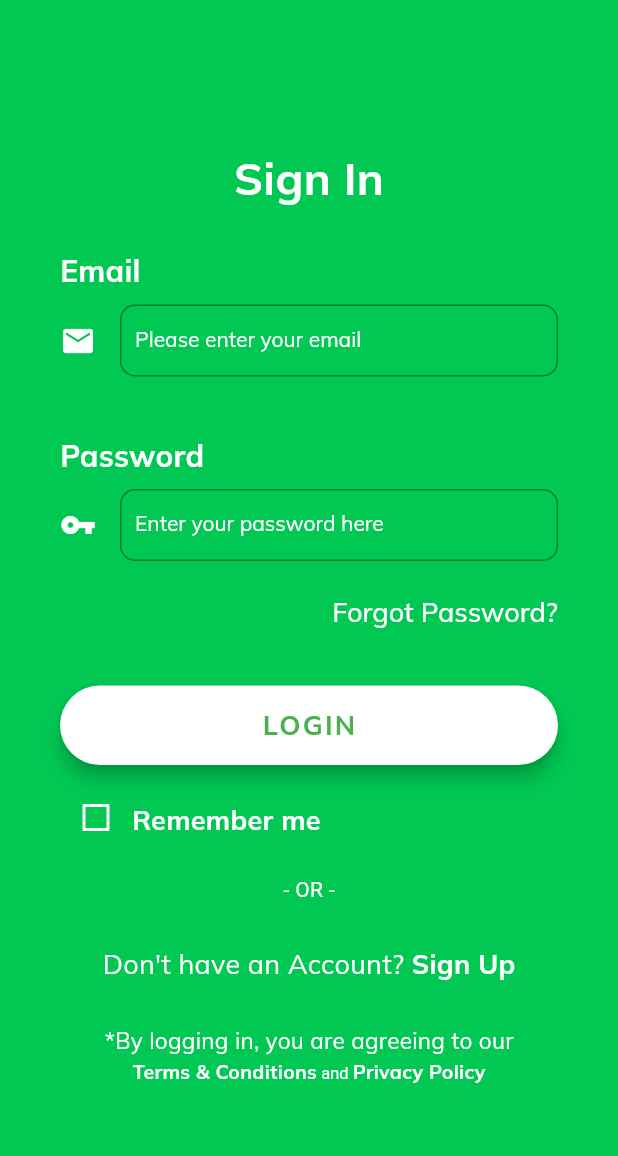
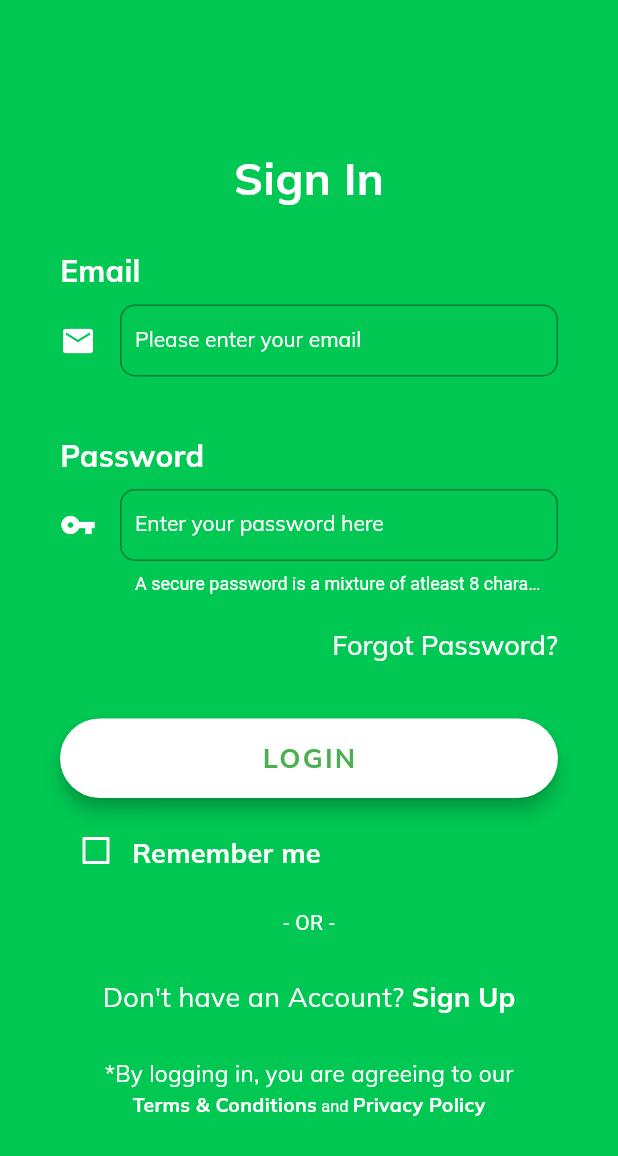
Before and after one commit to CarltonK/playground, a Flutter app: the Login screen opened by its route, on a phone screen of 412 x 824 dp. Shown: the top 1156 px of the screen. Run offline on Flutter 3.47's test engine with Material 2 defaults, Android fonts, the phone set to English and light mode, and no system bars; our stand-ins replace curved_navigation_bar, flutter_spinkit, google_fonts.

Commit message:
UI Overhaul

```diff
--- a/lib/screens/login.dart
+++ b/lib/screens/login.dart
@@ -13,37 +13,31 @@ class _LoginState extends State<Login> {
   //Checkbox value
   bool _rememberMe = false;
 
-  FocusScopeNode _focusScopeNode = FocusScopeNode();
-  final _controllerEmail = TextEditingController();
-  final _controllerPassword = TextEditingController();
+  final focus = FocusNode();
+  //String email;
+  //String password;
 
   @override
   void initState() {
-    _controllerEmail.addListener(() {
-    });
-
-    _controllerPassword.addListener(() {
-    });
     super.initState();
 
   }
 
   void _handleSubmittedEmail(String email) {
     print('Email: '+ email);
-    _focusScopeNode.nextFocus();
+    FocusScope.of(context).requestFocus(focus);
   }
 
   void _handleSubmittedPassword(String password) {
     print('Password: ' + password);
-    _focusScopeNode.dispose();
   }
 
   @override
   void dispose() {
-    _controllerEmail.dispose();
-    _controllerPassword.dispose();
     super.dispose();
   }
+
+  final _emailForm = GlobalKey<FormState>();
 
   Widget _emailwidget() {
     return Column(
@@ -56,15 +50,26 @@ class _LoginState extends State<Login> {
           fontSize: 20,
           letterSpacing: .2,),)),
       SizedBox(height: 10.0,),
-      TextFormField(
+      Form(
+        key: _emailForm,
+        child: TextFormField(
           style: GoogleFonts.muli(
               textStyle: TextStyle(
               color: Colors.white,
               fontSize: 18,
               ),
             ),
+          validator: (email) {
+            if (email.isEmpty){
+              return 'Email is required';
+            }
+            return null;
+          },
+            textInputAction: TextInputAction.next,
+            onFieldSubmitted: _handleSubmittedEmail,
           keyboardType: TextInputType.emailAddress,
           decoration: InputDecoration(
+              errorStyle: TextStyle(fontWeight: FontWeight.w600, letterSpacing: .3),
           fillColor: Colors.green[400],
           border: OutlineInputBorder(
           borderRadius: BorderRadius.all(Radius.circular(10.0))
@@ -82,12 +87,15 @@ class _LoginState extends State<Login> {
           icon: Icon(Icons.email,color: Colors.white,)
           )
         ),
+      ),
       SizedBox(
     height: 10.0,
     )
         ]
     );
   }
+
+  final _passwordForm = GlobalKey<FormState>();
 
   Widget _passwordwidget() {
     return Column(
@@ -100,16 +108,33 @@ class _LoginState extends State<Login> {
                 fontSize: 20,
                 letterSpacing: .2,),)),
           SizedBox(height: 10.0,),
-          TextFormField(
+          Form(
+            key: _passwordForm,
+            child: TextFormField(
                 style: GoogleFonts.muli(
                   textStyle: TextStyle(
                     color: Colors.white,
                     fontSize: 18,
                   ),
                 ),
+                focusNode: focus,
+              textInputAction: TextInputAction.done,
+              onFieldSubmitted: _handleSubmittedPassword,
+              validator: (password) {
+                  if (password.isEmpty) {
+                    return 'Password is required';
+                  }
+                  if (password.length < 8){
+                    return 'Password should be more than 8 characters';
+                  }
+                  return null;
+              },
               obscureText: true,
                 keyboardType: TextInputType.emailAddress,
                 decoration: InputDecoration(
+                    errorStyle: TextStyle(fontWeight: FontWeight.w600, letterSpacing: .3),
+                    helperText: 'A secure password is a mixture of atleast 8 characters',
+                  helperStyle: TextStyle(color: Colors.white, fontSize: 12),
                   focusColor: Colors.white,
                     fillColor: Colors.green[400],
                     border: OutlineInputBorder(
@@ -127,6 +152,7 @@ class _LoginState extends State<Login> {
                     ),
                     icon: Icon(Icons.vpn_key,color: Colors.white,)
                 )
+            ),
           ),
           SizedBox(
             height: 10.0,
@@ -163,7 +189,9 @@ class _LoginState extends State<Login> {
   void _LoginBtnPressed(){
     String login = 'We want to login now';
     print(login);
-    Navigator.pushNamed(context, '/playhome');
+    if (_emailForm.currentState.validate() && _passwordForm.currentState.validate()){
+      Navigator.pushReplacementNamed(context,  '/playhome');
+    }
   }
 
 
@@ -334,7 +362,7 @@ class _LoginState extends State<Login> {
   void _SignUpButtonPressed() {
     String signup = 'We want to register now';
     print(signup);
-    Navigator.pushNamed(context, '/register');
+    Navigator.pushReplacementNamed(context, '/register');
   }
 
   Widget _buildSignupBtn() {
--- a/pubspec.yaml
+++ b/pubspec.yaml
@@ -23,6 +23,8 @@ dependencies:
   google_fonts: ^0.2.0
   # Spinner
   flutter_spinkit: "^4.1.1"
+  # Curved Navigation Bar
+  curved_navigation_bar: ^0.3.1
 
   # The following adds the Cupertino Icons font to your application.
   # Use with the CupertinoIcons class for iOS style icons.
```
Also changed, not shown: lib/screens/forgot_password.dart (+21 -8 lines), lib/screens/playground_home.dart (+58 -40 lines), lib/screens/register.dart (+86 -27 lines), pubspec.lock. Lines whose indentation alone changed are shown as unchanged.
